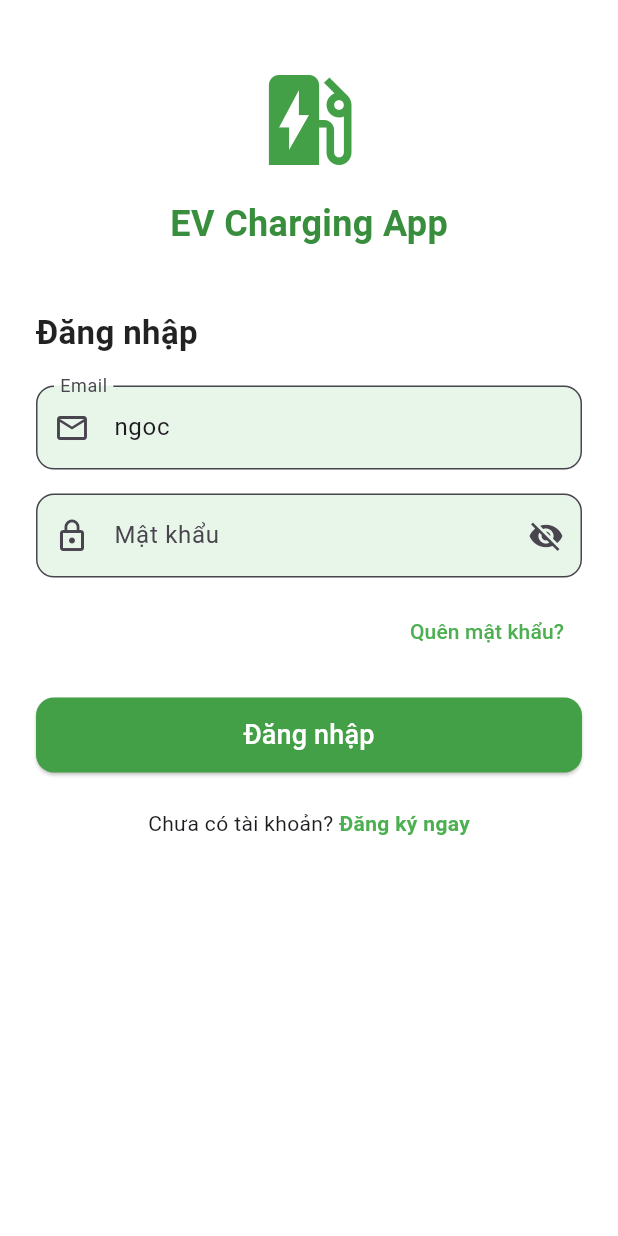
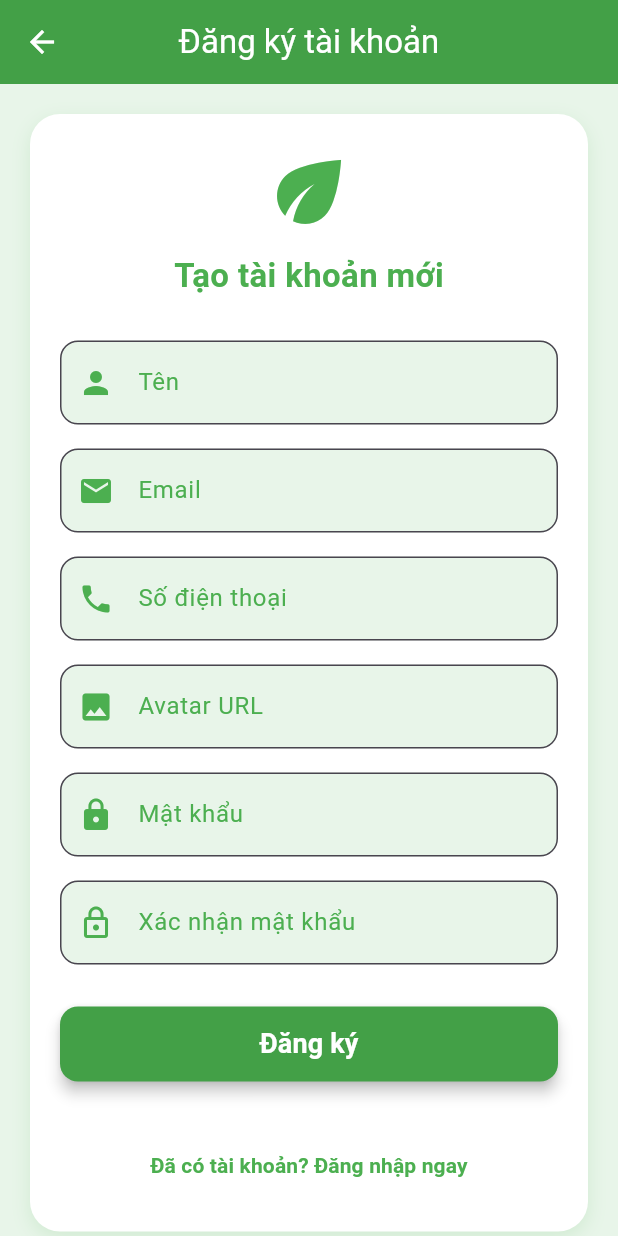
Before and after one commit to LuongNgoc19999/Electric_Charging, a Flutter app: the screen it shows after launch, after a tap on "Đăng ký ngay", on a phone screen of 412 x 824 dp. Run offline on Flutter 3.47's test engine with Material 3 defaults, Android fonts, the phone set to English and light mode, and no system bars; missing offline and left inert: mobile_scanner; accounts and stored records are empty.

Commit message:
add register

```diff
--- a/lib/main.dart
+++ b/lib/main.dart
@@ -1,4 +1,5 @@
 import 'package:electric_charging/presentation/view_models/login_viewmodel.dart';
+import 'package:electric_charging/presentation/view_models/register_viewmodel.dart';
 import 'package:electric_charging/presentation/views/login/login_screen.dart';
 import 'package:electric_charging/presentation/views/main/main_screen.dart';
 import 'package:flutter/material.dart';
@@ -18,6 +19,7 @@ void main() {
     MultiProvider(
       providers: [
         ChangeNotifierProvider(create: (_) => LoginViewModel(loginUser)),
+        ChangeNotifierProvider(create: (_) => RegisterViewModel()),
       ],
       child: MaterialApp(home: LoginScreen()),
     ),
--- /dev/null
+++ b/lib/presentation/view_models/register_viewmodel.dart
@@ -0,0 +1,58 @@
+import 'package:flutter/foundation.dart';
+
+class RegisterViewModel extends ChangeNotifier {
+  bool isLoading = false;
+  String? errorMessage;
+  bool isRegistered = false;
+
+  // ✅ Regex kiểm tra password hợp lệ
+  final passwordRegex = RegExp(
+    r'^(?=.*[a-z])(?=.*[A-Z])(?=.*\d)(?=.*[@$!%*?&])[A-Za-z\d@$!%*?&]{8,12}$',
+  );
+
+  bool isPasswordValid(String password) {
+    return passwordRegex.hasMatch(password);
+  }
+
+  Future<void> register({
+    required String name,
+    required String email,
+    required String phone,
+    required String avatar,
+    required String password,
+    required String confirmPassword,
+  }) async {
+    errorMessage = null;
+    isRegistered = false;
+
+    // 🔍 Kiểm tra dữ liệu đầu vào
+    if (name.isEmpty || email.isEmpty || phone.isEmpty || avatar.isEmpty) {
+      errorMessage = "Vui lòng nhập đầy đủ thông tin.";
+      notifyListeners();
+      return;
+    }
+
+    if (password != confirmPassword) {
+      errorMessage = "Mật khẩu không khớp.";
+      notifyListeners();
+      return;
+    }
+
+    if (!isPasswordValid(password)) {
+      errorMessage =
+      "Mật khẩu phải 8–12 ký tự, gồm chữ hoa, chữ thường, số và ký tự đặc biệt.";
+      notifyListeners();
+      return;
+    }
+
+    isLoading = true;
+    notifyListeners();
+
+    // 🧠 Giả lập API đăng ký (fake delay)
+    await Future.delayed(const Duration(seconds: 2));
+
+    isLoading = false;
+    isRegistered = true;
+    notifyListeners();
+  }
+}
--- a/lib/presentation/views/login/login_screen.dart
+++ b/lib/presentation/views/login/login_screen.dart
@@ -1,3 +1,4 @@
+import 'package:electric_charging/presentation/views/register/Register.dart';
 import 'package:flutter/material.dart';
 import 'package:provider/provider.dart';
 
@@ -16,12 +17,14 @@ class _LoginScreenState extends State<LoginScreen> {
   final emailController = TextEditingController();
   final passwordController = TextEditingController();
   bool isPasswordVisible = false;
-@override
+
+  @override
   void initState() {
     super.initState();
     emailController.text = "ngoc";
     emailController.text = "ngoc";
   }
+
   @override
   Widget build(BuildContext context) {
     final viewModel = context.watch<LoginViewModel>();
@@ -103,7 +106,9 @@ class _LoginScreenState extends State<LoginScreen> {
                                   : Icons.visibility_off,
                             ),
                             onPressed: () {
-                              setState(() => isPasswordVisible = !isPasswordVisible);
+                              setState(
+                                () => isPasswordVisible = !isPasswordVisible,
+                              );
                             },
                           ),
                           filled: true,
@@ -155,7 +160,8 @@ class _LoginScreenState extends State<LoginScreen> {
                               Navigator.pushReplacement(
                                 context,
                                 MaterialPageRoute(
-                                  builder: (_) => MainScreen(/*user: viewModel.user!*/),
+                                  builder: (_) =>
+                                      MainScreen(/*user: viewModel.user!*/),
                                 ),
                               );
                             }
@@ -176,7 +182,12 @@ class _LoginScreenState extends State<LoginScreen> {
                           const Text("Chưa có tài khoản? "),
                           GestureDetector(
                             onTap: () {
-                              // TODO: chuyển sang trang đăng ký
+                              Navigator.push(
+                                context,
+                                MaterialPageRoute(
+                                  builder: (_) => RegisterScreen(),
+                                ),
+                              );
                             },
                             child: const Text(
                               "Đăng ký ngay",
--- /dev/null
+++ b/lib/presentation/views/register/Register.dart
@@ -0,0 +1,167 @@
+import 'package:flutter/material.dart';
+import 'package:provider/provider.dart';
+
+import '../../view_models/register_viewmodel.dart';
+import '../login/login_screen.dart';
+
+class RegisterScreen extends StatelessWidget {
+  final nameController = TextEditingController();
+  final emailController = TextEditingController();
+  final phoneController = TextEditingController();
+  final avatarController = TextEditingController();
+  final passwordController = TextEditingController();
+  final confirmPasswordController = TextEditingController();
+
+  RegisterScreen({super.key});
+
+  @override
+  Widget build(BuildContext context) {
+    final viewModel = context.watch<RegisterViewModel>();
+    final colorScheme = Theme.of(context).colorScheme;
+
+    return Scaffold(
+      backgroundColor: Colors.green.shade50,
+      appBar: AppBar(
+        title: const Text("Đăng ký tài khoản"),
+        centerTitle: true,
+        backgroundColor: Colors.green.shade600,
+        foregroundColor: Colors.white,
+        elevation: 0,
+      ),
+      body: SingleChildScrollView(
+        padding: const EdgeInsets.all(20),
+        child: Container(
+          padding: const EdgeInsets.all(20),
+          decoration: BoxDecoration(
+            color: Colors.white,
+            borderRadius: BorderRadius.circular(20),
+            boxShadow: [
+              BoxShadow(
+                color: Colors.green.withOpacity(0.15),
+                blurRadius: 10,
+                offset: const Offset(0, 4),
+              ),
+            ],
+          ),
+          child: Column(
+            children: [
+              const Icon(Icons.eco, color: Colors.green, size: 64),
+              const SizedBox(height: 8),
+              const Text(
+                "Tạo tài khoản mới",
+                style: TextStyle(
+                  fontSize: 22,
+                  fontWeight: FontWeight.bold,
+                  color: Colors.green,
+                ),
+              ),
+              const SizedBox(height: 20),
+              _buildTextField(Icons.person, "Tên", nameController),
+              _buildTextField(Icons.email, "Email", emailController),
+              _buildTextField(Icons.phone, "Số điện thoại", phoneController),
+              _buildTextField(Icons.image, "Avatar URL", avatarController),
+              _buildTextField(Icons.lock, "Mật khẩu", passwordController, obscure: true),
+              _buildTextField(Icons.lock_outline, "Xác nhận mật khẩu", confirmPasswordController, obscure: true),
+
+              const SizedBox(height: 20),
+              if (viewModel.isLoading)
+                const CircularProgressIndicator(color: Colors.green)
+              else
+                ElevatedButton(
+                  style: ElevatedButton.styleFrom(
+                    backgroundColor: Colors.green.shade600,
+                    foregroundColor: Colors.white,
+                    minimumSize: const Size.fromHeight(50),
+                    shape: RoundedRectangleBorder(
+                      borderRadius: BorderRadius.circular(12),
+                    ),
+                    elevation: 4,
+                  ),
+                  onPressed: () async {
+                    await viewModel.register(
+                      name: nameController.text,
+                      email: emailController.text,
+                      phone: phoneController.text,
+                      avatar: avatarController.text,
+                      password: passwordController.text,
+                      confirmPassword: confirmPasswordController.text,
+                    );
+
+                    if (viewModel.isRegistered) {
+                      ScaffoldMessenger.of(context).showSnackBar(
+                        const SnackBar(
+                          content: Text("Đăng ký thành công!"),
+                          backgroundColor: Colors.green,
+                        ),
+                      );
+                      Navigator.pushReplacement(
+                        context,
+                        MaterialPageRoute(builder: (_) => LoginScreen()),
+                      );
+                    }
+                  },
+                  child: const Text(
+                    "Đăng ký",
+                    style: TextStyle(fontSize: 18, fontWeight: FontWeight.w600),
+                  ),
+                ),
+              const SizedBox(height: 16),
+              if (viewModel.errorMessage != null)
+                Text(
+                  viewModel.errorMessage!,
+                  textAlign: TextAlign.center,
+                  style: const TextStyle(color: Colors.red),
+                ),
+              const SizedBox(height: 16),
+              TextButton(
+                onPressed: () {
+                  Navigator.pushReplacement(
+                    context,
+                    MaterialPageRoute(builder: (_) => LoginScreen()),
+                  );
+                },
+                child: const Text(
+                  "Đã có tài khoản? Đăng nhập ngay",
+                  style: TextStyle(
+                    color: Colors.green,
+                    fontWeight: FontWeight.w600,
+                  ),
+                ),
+              ),
+            ],
+          ),
+        ),
+      ),
+    );
+  }
+
+  Widget _buildTextField(
+      IconData icon,
+      String hint,
+      TextEditingController controller, {
+        bool obscure = false,
+      }) {
+    return Padding(
+      padding: const EdgeInsets.symmetric(vertical: 8),
+      child: TextField(
+        controller: controller,
+        obscureText: obscure,
+        decoration: InputDecoration(
+          prefixIcon: Icon(icon, color: Colors.green),
+          labelText: hint,
+          labelStyle: const TextStyle(color: Colors.green),
+          filled: true,
+          fillColor: Colors.green.shade50,
+          border: OutlineInputBorder(
+            borderRadius: BorderRadius.circular(12),
+            borderSide: BorderSide(color: Colors.green.shade400),
+          ),
+          focusedBorder: OutlineInputBorder(
+            borderRadius: BorderRadius.circular(12),
+            borderSide: BorderSide(color: Colors.green.shade600, width: 2),
+          ),
+        ),
+      ),
+    );
+  }
+}
```
